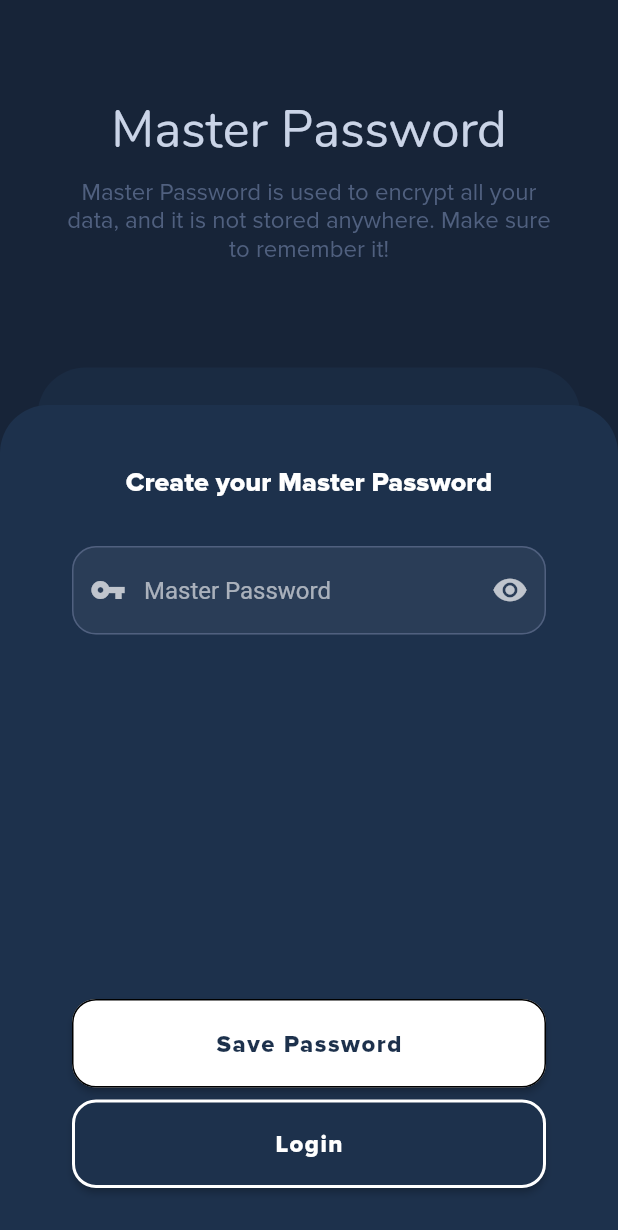
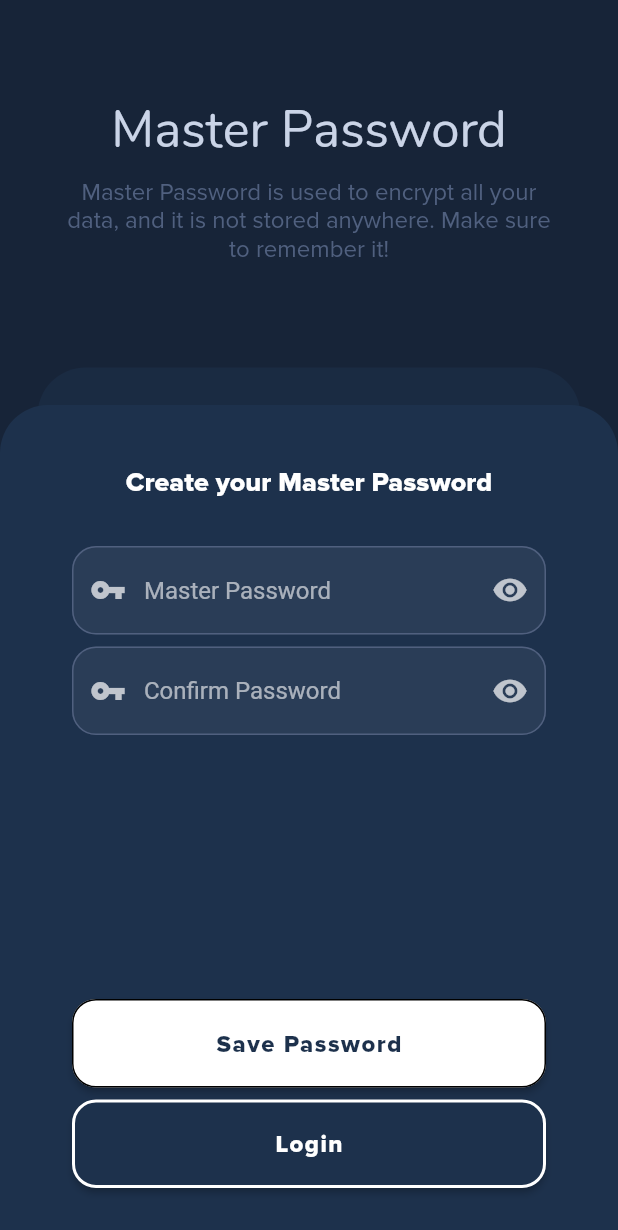
Before and after one commit to chirayu-joshi/CryptoVault-app, a Flutter app: the CreateMasterPasswordScreen screen opened by its route, on a phone screen of 412 x 824 dp. Shown: the top 1230 px of the screen. Run offline on Flutter 3.47's test engine with Material 2 defaults, Android fonts, the phone set to English and light mode, and no system bars; our stand-ins replace after_layout, shared_preferences; missing offline and left inert: flutter_bcrypt; accounts and stored records are empty.

Commit message:
Added package flutter_bcrypt | Added validation to master password | Modified transitions | Fixed Bugs

```diff
--- a/crypto_vault/lib/screens/create_master_password_screen.dart
+++ b/crypto_vault/lib/screens/create_master_password_screen.dart
@@ -3,9 +3,14 @@ import 'dart:async';
 import 'package:flutter/cupertino.dart';
 import 'package:flutter/material.dart';
 
+import 'package:shared_preferences/shared_preferences.dart';
+import 'package:flutter_bcrypt/flutter_bcrypt.dart';
+
 import 'package:crypto_vault/constants.dart';
 import 'package:crypto_vault/widgets/input_field.dart';
 import 'package:crypto_vault/widgets/wide_button.dart';
+import 'package:crypto_vault/widgets/scroll_column_expandable.dart';
+import 'package:crypto_vault/screens/home_screen.dart';
 
 class CreateMasterPasswordScreen extends StatefulWidget {
   static const routeName = '/createMasterPassword';
@@ -37,7 +42,17 @@ class _CreateMasterPasswordScreenState
 
   double _loginOpacity = 0;
 
+  bool _isKeyboardOpen = false;
+
   bool _showPass = false;
+
+  final _masterPwController = TextEditingController();
+  final _confirmPwController = TextEditingController();
+  bool _isMasterPwValid = false;
+  bool _didPwMatch = true;
+  String _errorMessage = '';
+
+  FocusNode _confirmPwFocusNode;
 
   _CreateMasterPasswordScreenState() {
     _timer = Timer(const Duration(milliseconds: 1000), () {
@@ -47,9 +62,87 @@ class _CreateMasterPasswordScreenState
     });
   }
 
+  void _pwChangeHandler() {
+    String _pw = _masterPwController.text;
+    if (_pw.length < 10) {
+      setState(() {
+        _errorMessage = 'At least 10 characters are required.';
+        _isMasterPwValid = false;
+      });
+    } else if (!RegExp(r'[A-Z]').hasMatch(_pw)) {
+      setState(() {
+        _errorMessage = 'At least 1 uppercase character is required.';
+        _isMasterPwValid = false;
+      });
+    } else if (!RegExp(r'[0-9]').hasMatch(_pw)) {
+      setState(() {
+        _errorMessage = 'At least 1 digit is required.';
+        _isMasterPwValid = false;
+      });
+    } else if (!RegExp(r'[!@#$%^&*]').hasMatch(_pw)) {
+      setState(() {
+        _errorMessage =
+            r'At least 1 special symbol (from !@#$%^&*) is required.';
+        _isMasterPwValid = false;
+      });
+    } else {
+      setState(() {
+        _errorMessage = '';
+        _isMasterPwValid = true;
+      });
+    }
+  }
+
+  void _confirmPwChangeHandler() {
+    if (_isMasterPwValid &&
+        _masterPwController.text == _confirmPwController.text) {
+      setState(() {
+        _didPwMatch = true;
+      });
+    }
+  }
+
+  void _savePasswordBtnPressHandler(BuildContext ctx) async {
+    if (!_isMasterPwValid) {
+      return;
+    }
+
+    if (_masterPwController.text != _confirmPwController.text) {
+      setState(() {
+        _didPwMatch = false;
+      });
+      return;
+    } else {
+      setState(() {
+        _didPwMatch = true;
+      });
+    }
+
+    Navigator.of(ctx).pushReplacementNamed(HomePage.routeName);
+
+    final String _pw = _masterPwController.text;
+    final String _salt10 = await FlutterBcrypt.saltWithRounds(rounds: 10);
+    final String _pwHash =
+        await FlutterBcrypt.hashPw(password: _pw, salt: _salt10);
+
+    SharedPreferences _prefs = await SharedPreferences.getInstance();
+    await _prefs.setString('pwHash', _pwHash);
+  }
+
+  @override
+  void initState() {
+    _masterPwController.addListener(_pwChangeHandler);
+    _confirmPwController.addListener(_confirmPwChangeHandler);
+    _confirmPwFocusNode = FocusNode();
+    super.initState();
+  }
+
   @override
   void dispose() {
     _timer.cancel();
+    _masterPwController.dispose();
+    _confirmPwController.dispose();
+    _confirmPwFocusNode.dispose();
     super.dispose();
   }
 
@@ -57,6 +150,7 @@ class _CreateMasterPasswordScreenState
   Widget build(BuildContext context) {
     _windowHeight = MediaQuery.of(context).size.height;
     _windowWidth = MediaQuery.of(context).size.width;
+    _isKeyboardOpen = MediaQuery.of(context).viewInsets.bottom != 0;
 
     if (_pageState == 0) {
       _loginYOffset = _windowHeight;
@@ -69,10 +163,10 @@ class _CreateMasterPasswordScreenState
       _loginWidth = _windowWidth - 50;
       _loginOpacity = 0.5;
       _loginXOffset = 25;
-      _loginYOffset = 245;
+      _loginYOffset = _isKeyboardOpen ? 45 : 245;
       _loginHeight = _windowHeight - 245;
 
-      _createYOffset = 270;
+      _createYOffset = _isKeyboardOpen ? 70 : 270;
       _createHeight = _windowHeight - 270;
     } else {
       _heading = 'Welcome Back!';
@@ -124,12 +218,45 @@ class _CreateMasterPasswordScreenState
                 Matrix4.translationValues(_loginXOffset, _loginYOffset, 1),
             width: _loginWidth,
             height: _loginHeight,
+            padding: EdgeInsets.symmetric(horizontal: 48),
             decoration: BoxDecoration(
               color: backgroundColorLight.withOpacity(_loginOpacity),
               borderRadius: BorderRadius.only(
                 topLeft: Radius.circular(32.0),
                 topRight: Radius.circular(32.0),
               ),
+            ),
+            child: ScrollColumnExpandable(
+              children: <Widget>[
+                SizedBox(
+                  height: 40,
+                  width: double.infinity,
+                ),
+                Text(
+                  'Coming soon...',
+                  style: TextStyle(
+                    color: Colors.white,
+                    fontWeight: FontWeight.bold,
+                    fontSize: 18,
+                  ),
+                ),
+                Spacer(),
+                Container(
+                  padding: EdgeInsets.symmetric(vertical: 32),
+                  child: Column(
+                    children: <Widget>[
+                      WideButton(
+                        onPressed: () {
+                          setState(() {
+                            _pageState = 1;
+                          });
+                        },
+                        text: 'Create Password',
+                      ),
+                    ],
+                  ),
+                ),
+              ],
             ),
           ),
           AnimatedContainer(
@@ -145,7 +272,7 @@ class _CreateMasterPasswordScreenState
                 topRight: Radius.circular(32.0),
               ),
             ),
-            child: Column(
+            child: ScrollColumnExpandable(
               children: <Widget>[
                 SizedBox(
                   height: 40,
@@ -162,10 +289,13 @@ class _CreateMasterPasswordScreenState
                 SizedBox(
                   height: 32,
                 ),
-                Flexible(
-                  fit: FlexFit.tight,
-                  child: InputField(
+                Column(
+                  crossAxisAlignment: CrossAxisAlignment.start,
+                  children: <Widget>[
+                    InputField(
+                      controller: _masterPwController,
                       hintText: 'Master Password',
+                      textInputAction: TextInputAction.next,
                       isPassword: !_showPass,
                       prefixIcon: Icon(
                         Icons.vpn_key,
@@ -180,17 +310,52 @@ class _CreateMasterPasswordScreenState
                           });
                         },
                       ),
+                      onSubmitted: (_) {
+                        _confirmPwFocusNode.requestFocus();
+                      },
                     ),
+                    if (_errorMessage != '')
+                      Text(
+                        _errorMessage,
                       ),
+                    SizedBox(
+                      height: 8,
+                    ),
+                    InputField(
+                      controller: _confirmPwController,
+                      hintText: 'Confirm Password',
+                      focusNode: _confirmPwFocusNode,
+                      isPassword: !_showPass,
+                      prefixIcon: Icon(
+                        Icons.vpn_key,
+                      ),
+                      suffixIcon: IconButton(
+                        icon: Icon(
+                          _showPass ? Icons.security : Icons.remove_red_eye,
+                        ),
+                        onPressed: () {
+                          setState(() {
+                            _showPass = !_showPass;
+                          });
+                        },
+                      ),
+                      onSubmitted: (_) {
+                        _savePasswordBtnPressHandler(context);
+                      },
+                    ),
+                    Text(
+                      _didPwMatch ? '' : 'Password did\'t match.',
+                    ),
+                  ],
+                ),
+                Spacer(),
                 Container(
                   padding: EdgeInsets.symmetric(vertical: 32),
                   child: Column(
                     children: <Widget>[
                       WideButton(
                         onPressed: () {
-                          setState(() {
-                            _pageState = 2;
-                          });
+                          _savePasswordBtnPressHandler(context);
                         },
                         text: 'Save Password',
                         isMain: true,
--- a/crypto_vault/lib/screens/splash_screen.dart
+++ b/crypto_vault/lib/screens/splash_screen.dart
@@ -18,12 +18,11 @@ class _SplashScreenState extends State<SplashScreen>
   Future checkFirstTime() async {
     SharedPreferences prefs = await SharedPreferences.getInstance();
     bool _firstTime = (prefs.getBool('firstTime') ?? true);
-    bool _hasHashMasterPassword =
-      (prefs.getBool('hasHashMasterPassword') ?? true);
+    bool _hasHashMasterPassword = (prefs.getString('pwHash') != null);
 
     if (_firstTime) {
       Navigator.of(context).pushReplacementNamed(OnboardingScreen.routeName);
-    } else if (_hasHashMasterPassword) {
+    } else if (!_hasHashMasterPassword) {
       Navigator.of(context)
           .pushReplacementNamed(CreateMasterPasswordScreen.routeName);
     } else {
--- a/crypto_vault/lib/widgets/input_field.dart
+++ b/crypto_vault/lib/widgets/input_field.dart
@@ -4,21 +4,33 @@ import 'package:crypto_vault/constants.dart';
 
 class InputField extends StatelessWidget {
   final hintText;
+  final controller;
   final prefixIcon;
   final suffixIcon;
   final isPassword;
+  final Function onSubmitted;
+  final focusNode;
+  final textInputAction;
+  final Function onTap;
 
   InputField({
     @required this.hintText,
+    @required this.controller,
     this.prefixIcon,
     this.suffixIcon,
-    this.isPassword=false,
+    this.isPassword = false,
+    this.onSubmitted,
+    this.focusNode,
+    this.textInputAction,
+    this.onTap,
   });
 
   @override
   Widget build(BuildContext context) {
     return TextField(
+      onTap: onTap,
       obscureText: isPassword,
+      textInputAction: textInputAction,
       style: TextStyle(
         fontSize: 16,
         color: textLight,
@@ -41,8 +53,10 @@ class InputField extends StatelessWidget {
           borderSide: BorderSide(color: textLight),
         ),
       ),
+      controller: controller,
+      focusNode: focusNode,
       onSubmitted: (value) {
-        print(value);
+        onSubmitted(value);
       },
     );
   }
--- a/crypto_vault/pubspec.yaml
+++ b/crypto_vault/pubspec.yaml
@@ -26,6 +26,7 @@ dependencies:
   provider: ^4.3.3
   shared_preferences: ^0.5.12+4
   after_layout: ^1.0.7+2
+  flutter_bcrypt: ^1.0.5
 
 
   # The following adds the Cupertino Icons font to your application.
```
Also changed, not shown: crypto_vault/pubspec.lock. Lines whose indentation alone changed are shown as unchanged.
